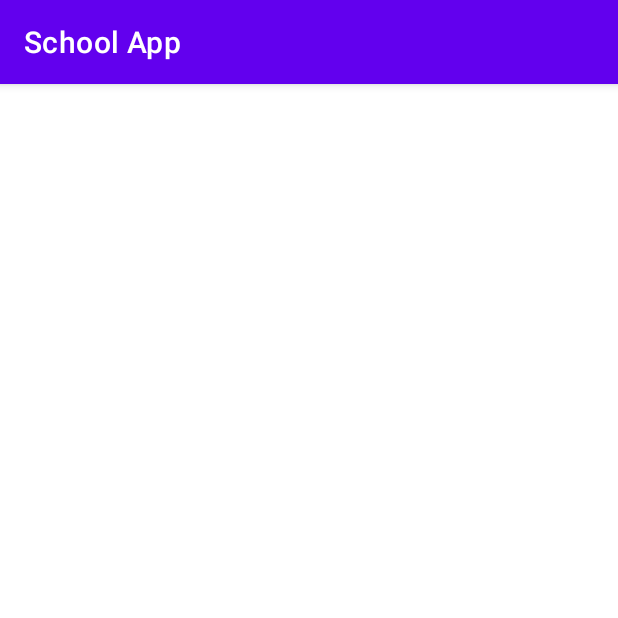
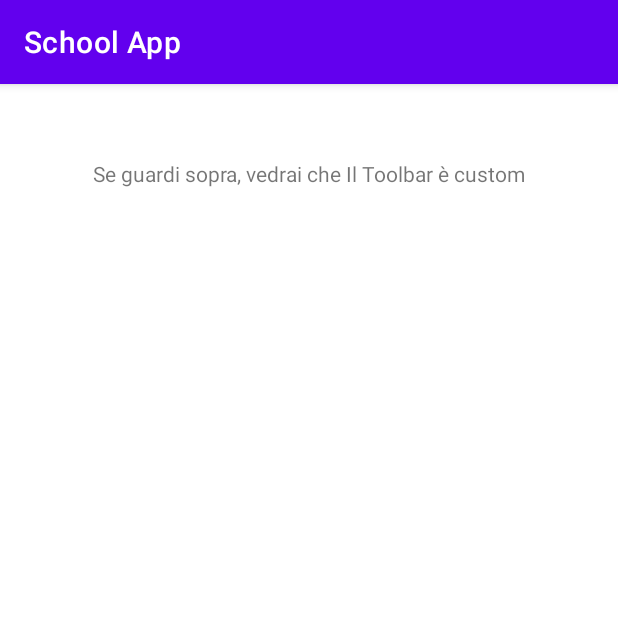
Before and after one commit to webdazer0/School-App, an Android app: the screen it shows after launch (MainActivity), on a phone screen of 412 x 824 dp, the top half of it. Run offline under Robolectric (Android 15) with nearby library versions, the phone set to English and light mode, and no system bars.

Commit message:
SAMPLE CUSTOM TOOLBAR 0.0

```diff
--- a/app/src/main/java/com/miguel/app/schoolapp/MainActivity.java
+++ b/app/src/main/java/com/miguel/app/schoolapp/MainActivity.java
@@ -3,67 +3,16 @@ package com.miguel.app.schoolapp;
 import androidx.appcompat.app.AppCompatActivity;
 import androidx.appcompat.widget.Toolbar;
 
-import android.content.ContentValues;
-import android.content.Context;
-import android.database.sqlite.SQLiteDatabase;
 import android.os.Bundle;
-import android.util.Log;
-import android.widget.ListView;
-
-import com.miguel.app.schoolapp.model.DBHelper;
-import com.miguel.app.schoolapp.model.ListDB;
-import com.miguel.app.schoolapp.view.adapter.StudentAdapter;
-
-import java.util.ArrayList;
 
 public class MainActivity extends AppCompatActivity {
-
-    Context context;
-    DBHelper dbHelper;
 
     @Override
     protected void onCreate(Bundle savedInstanceState) {
         super.onCreate(savedInstanceState);
         setContentView(R.layout.activity_main);
 
-        showToolbar("", false, false);
-        context = this;
-
-        try {
-            dbHelper = new DBHelper(context);
-            inserToSQL();
-
-        } catch (Exception error) {
-            Log.e("MITO_TAG", "err: " + error.getMessage());
-        }
-    }
-
-    private void inserToSQL() {
-        SQLiteDatabase db = dbHelper.getWritableDatabase();
-
-        ContentValues values = new ContentValues();
-        values.put(ListDB.Data.COL_NAME, "Miguel");
-        values.put(ListDB.Data.COL_LASTNAME, "Cruzado");
-        values.put(ListDB.Data.COL_DATE, "13/02/2019");
-
-        long lastId = db.insert(ListDB.Data.TABLE_NAME, null, values);
-
-        Log.i("MITO_TAG", "onCreate: " + lastId);
-    }
-
-
-//    private void loadList() {
-//        ListView lista = (ListView) findViewById(R.id.listStudent);
-//        StudentAdapter adapter = new StudentAdapter(context, studentSAMPLE);
-//        lista.setAdapter(adapter);
-//    }
-
-    // Creo un arraylist<String> per popolare la listview tramite l'adapter
-    public void sampleList() {
-        ArrayList<String> studentSAMPLE = new ArrayList<>();
-        studentSAMPLE.add("Maria");
-        studentSAMPLE.add("Pedro");
-        studentSAMPLE.add("Ramon");
+        showToolbar("This is a Custom Toolbar", false, false);
     }
 
     public void showToolbar(String title, boolean upButton, boolean hasTitle) {
--- a/app/src/main/java/com/miguel/app/schoolapp/model/DBHelper.java
+++ /dev/null
@@ -1,30 +0,0 @@
-package com.miguel.app.schoolapp.model;
-
-import android.content.Context;
-import android.database.sqlite.SQLiteDatabase;
-import android.database.sqlite.SQLiteOpenHelper;
-
-public class DBHelper extends SQLiteOpenHelper {
-
-    public static final String DATABASE_NAME = "school.db";
-    public static final int DATABASE_VERSION = 1;
-
-
-
-    public DBHelper(Context context) {
-        super(context, DATABASE_NAME, null, DATABASE_VERSION );
-    }
-
-    @Override
-    public void onCreate(SQLiteDatabase db) {
-        db.execSQL(ListDB.SQL_CREATE_TABLE);
-    }
-
-    @Override
-    public void onUpgrade(SQLiteDatabase db, int oldVersion, int newVersion) {
-        db.execSQL(ListDB.SQL_DROP_TABLE);
-        onCreate(db);
-    }
-
-
-}
--- a/app/src/main/res/layout/activity_main.xml
+++ b/app/src/main/res/layout/activity_main.xml
@@ -9,10 +9,12 @@
 
     <include layout="@layout/toolbar_custom" />
 
-    <ListView
-        android:id="@+id/listStudent"
-        android:layout_width="match_parent"
+    <TextView
+        android:layout_width="wrap_content"
         android:layout_height="wrap_content"
+        android:layout_gravity="center"
+        android:layout_marginTop="50dp"
+        android:text="Se guardi sopra, vedrai che Il Toolbar è custom"
         />
 
 </LinearLayout>
```
Also changed, not shown: app/src/main/java/com/miguel/app/schoolapp/model/ListDB.java (deleted, +0 -27 lines), app/src/main/java/com/miguel/app/schoolapp/view/adapter/StudentAdapter.java (deleted, +0 -56 lines), app/src/main/res/layout/student_custom.xml (deleted, +0 -12 lines).
